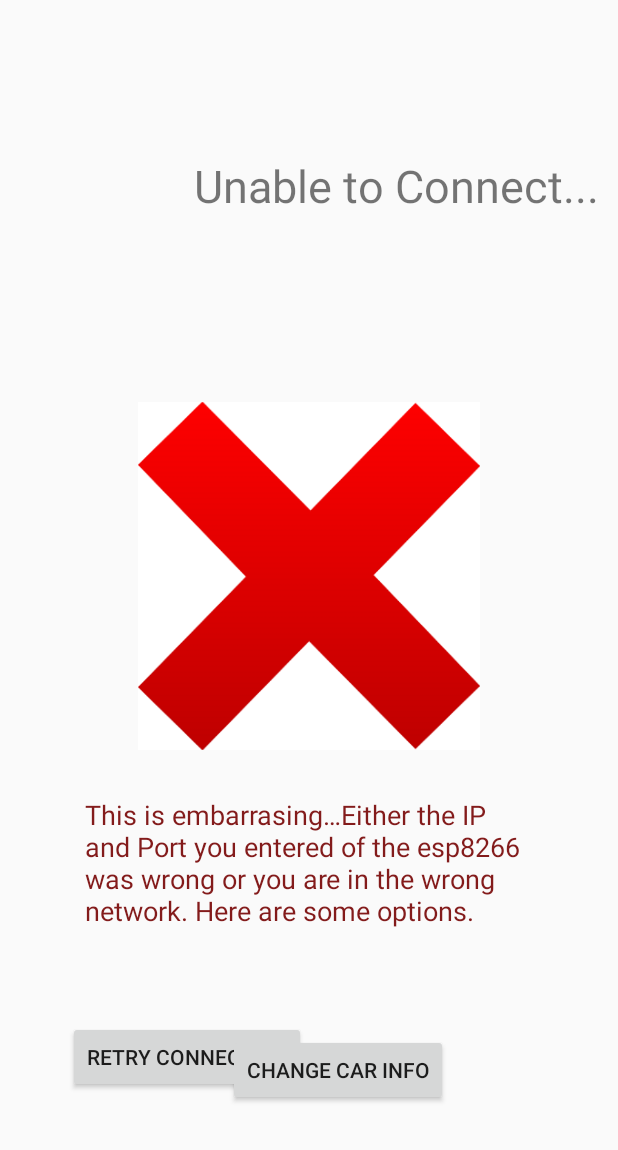
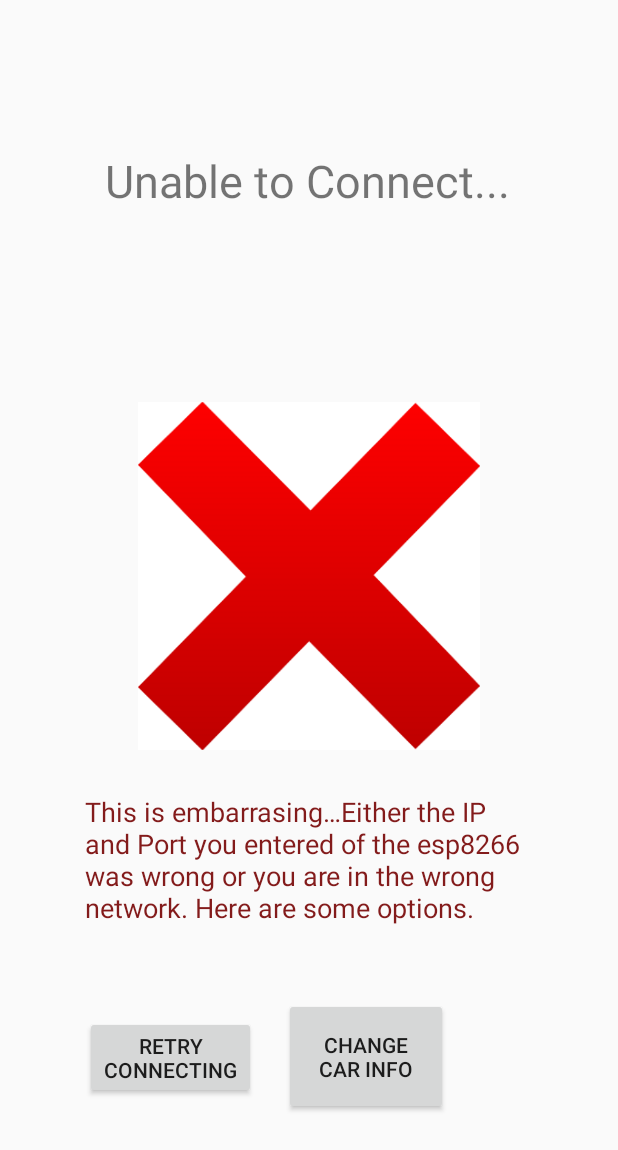
Before and after one commit to adiprerepa/Car-Rpc, an Android app: the UnableToConnectActivity screen opened directly, with no data from a screen before it, on a phone screen of 412 x 824 dp. Shown: the top 1150 px of the screen. Run offline under Robolectric (Android 15) with nearby library versions, the phone set to English and light mode, and no system bars.

Commit message:
Add some error checking and found huge bug in app (added todo)

```diff
--- a/RpcApp/app/src/main/java/com/car_rpc/app/ConnectActivity.kt
+++ b/RpcApp/app/src/main/java/com/car_rpc/app/ConnectActivity.kt
@@ -18,12 +18,13 @@ class ConnectActivity : Activity() {
         val port: Int? = intent.getIntExtra("port", 0)
         sendMessage(host, port, key)
         val progressBar: ProgressBar = findViewById(R.id.progressBar)
+        progressBar.visibility = View.VISIBLE
         if (progressBar.visibility == View.GONE) {
             val intent = Intent(this, ConnectedActivity::class.java)
             startActivity(intent)
         } else {
             // pass intent extras for the case of retry connection..
-            val intent = Intent(this, ConnectedActivity::class.java).apply {
+            val intent = Intent(this, UnableToConnectActivity::class.java).apply {
                 putExtra("host", host)
                 putExtra("key", key)
                 putExtra("port", port)
--- a/RpcApp/app/src/main/java/com/car_rpc/app/ServerInformationActivity.kt
+++ b/RpcApp/app/src/main/java/com/car_rpc/app/ServerInformationActivity.kt
@@ -6,6 +6,7 @@ import android.content.Intent
 import android.os.Bundle
 import android.widget.Button
 import android.widget.EditText
+import android.widget.Toast
 
 class ServerInformationActivity : Activity() {
 
@@ -28,9 +29,13 @@ class ServerInformationActivity : Activity() {
         }
         continueButt.setOnClickListener {
             val host: String? = hostEditText!!.text.toString()
-            val port: Int? = Integer.valueOf(portEditText!!.text.toString())
-            val controllerKey: Int? = Integer.valueOf(controllerEditText!!.text.toString())
-            tryToConnectPass(host, port, controllerKey)
+            val port: Int? = portEditText!!.text.toString().toIntOrNull()
+            val controllerKey: Int? = controllerEditText!!.text.toString().toIntOrNull()
+            if (host.isNullOrBlank() || port == null || controllerKey == null) {
+                Toast.makeText(applicationContext, "Please fill in all fields or make sure port and key are integers", Toast.LENGTH_LONG).show()
+            } else {
+                tryToConnectPass(host, port, controllerKey)
+            }
         }
     }
 
--- a/RpcApp/app/src/main/java/com/car_rpc/app/api/task/CarAcknowledgeRpcTask.kt
+++ b/RpcApp/app/src/main/java/com/car_rpc/app/api/task/CarAcknowledgeRpcTask.kt
@@ -44,6 +44,9 @@ class CarAcknowledgeRpcTask(activity: Activity): AsyncTask<String, Void, Control
             val sw = StringWriter()
             val pw = PrintWriter(sw)
             e.printStackTrace(pw)
+            /**
+             * Todo make this error an activity screen
+             */
             return ControlAcknowledgeResponse.Request_Status.INTERNAL_SERVER_ERROR
         }
     }
--- a/RpcApp/app/src/main/res/layout/unable_to_connect_activity.xml
+++ b/RpcApp/app/src/main/res/layout/unable_to_connect_activity.xml
@@ -1,5 +1,6 @@
 <androidx.constraintlayout.widget.ConstraintLayout xmlns:android="http://schemas.android.com/apk/res/android"
     xmlns:app="http://schemas.android.com/apk/res-auto"
+    xmlns:tools="http://schemas.android.com/tools"
     android:layout_width="match_parent"
     android:layout_height="match_parent"
     android:background="#00692C2C"
@@ -9,13 +10,13 @@
 
     <TextView
         android:id="@+id/unable_to_connect"
-        android:layout_width="wrap_content"
-        android:layout_height="wrap_content"
-        android:layout_marginStart="129dp"
-        android:layout_marginLeft="129dp"
+        android:layout_width="387dp"
+        android:layout_height="48dp"
+        android:layout_marginStart="70dp"
+        android:layout_marginLeft="70dp"
         android:layout_marginTop="68dp"
-        android:layout_marginEnd="130dp"
-        android:layout_marginRight="130dp"
+        android:layout_marginEnd="70dp"
+        android:layout_marginRight="70dp"
         android:layout_marginBottom="67dp"
         android:text="@string/unable_to_connect"
         android:textSize="30sp"
@@ -42,10 +43,11 @@
         app:layout_constraintStart_toStartOf="parent"
         app:layout_constraintTop_toBottomOf="@+id/unable_to_connect"
         app:srcCompat="@drawable/red_x" />
+
     <Button
         android:id="@+id/unable_to_connect_retry"
-        android:layout_width="wrap_content"
-        android:layout_height="wrap_content"
+        android:layout_width="114dp"
+        android:layout_height="55dp"
         android:layout_marginStart="45dp"
         android:layout_marginLeft="45dp"
         android:layout_marginTop="65dp"
@@ -55,7 +57,7 @@
         android:text="@string/retry_connect"
         app:layout_constraintBottom_toBottomOf="parent"
         app:layout_constraintEnd_toEndOf="parent"
-        app:layout_constraintHorizontal_bias="0.0"
+        app:layout_constraintHorizontal_bias="0.116"
         app:layout_constraintStart_toStartOf="parent"
         app:layout_constraintTop_toBottomOf="@+id/imageView2" />
 
@@ -79,8 +81,8 @@
 
     <Button
         android:id="@+id/change_server_info_butt"
-        android:layout_width="wrap_content"
-        android:layout_height="wrap_content"
+        android:layout_width="109dp"
+        android:layout_height="78dp"
         android:layout_marginStart="50dp"
         android:layout_marginLeft="50dp"
         android:layout_marginTop="71dp"
@@ -93,6 +95,6 @@
         app:layout_constraintHorizontal_bias="1.0"
         app:layout_constraintStart_toEndOf="@+id/unable_to_connect_retry"
         app:layout_constraintTop_toBottomOf="@+id/unable_to_connect_textview"
-        app:layout_constraintVertical_bias="0.0" />
+        app:layout_constraintVertical_bias="0.41" />
 
 </androidx.constraintlayout.widget.ConstraintLayout>
```
